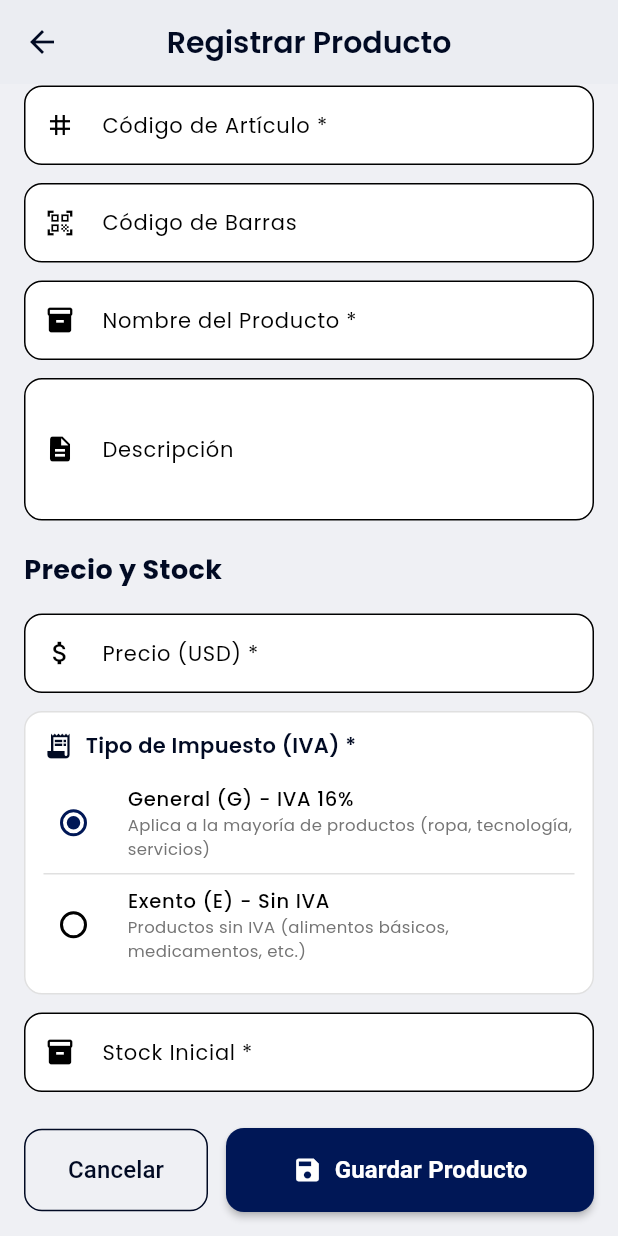
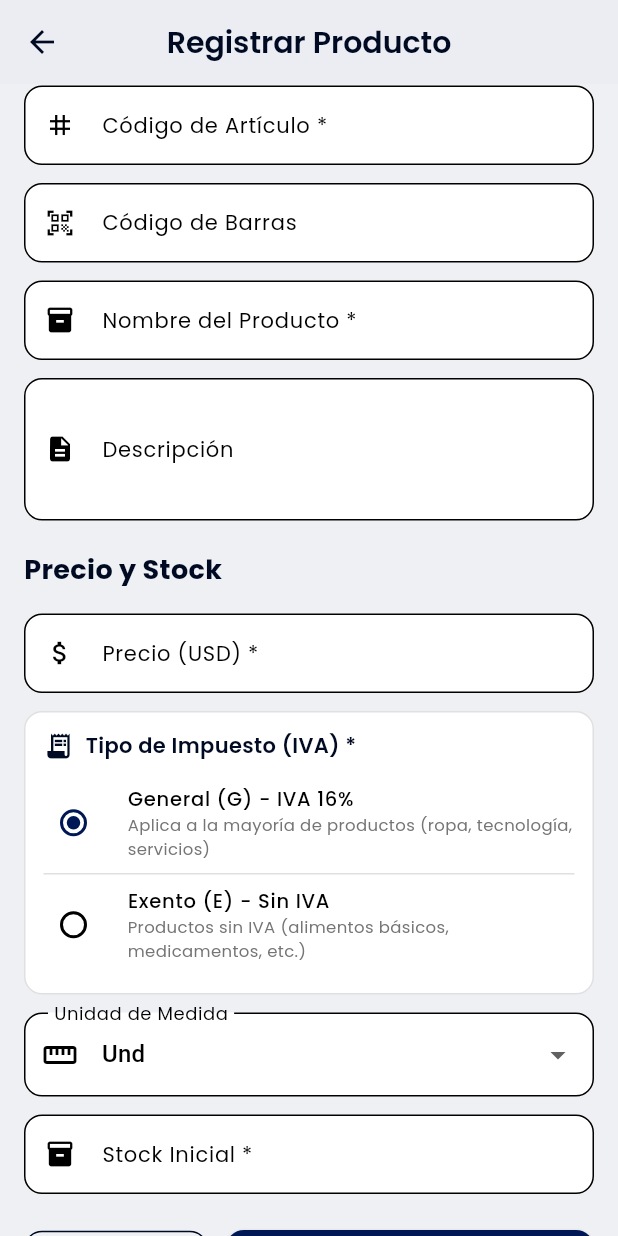
Before and after one commit to Hectorah/POS_ANDROID, a Flutter app: the CreateProductScreen screen opened directly, scrolled down 57 dp, on a phone screen of 412 x 824 dp. Run offline on Flutter 3.47's test engine with Material 3 defaults, Android fonts, the phone set to English and light mode, and no system bars; our stand-ins replace csv, file_picker, flutter_dotenv, google_fonts, jwt_decoder, permission_handler and 2 more; missing offline and left inert: encrypt, excel; accounts and stored records are empty; network calls fail.

Commit message:
17-04 updates, version estable

```diff
--- a/lib/DATABASE/db_helper.dart
+++ b/lib/DATABASE/db_helper.dart
@@ -96,7 +96,7 @@ class DbHelper {
 
     return await openDatabase(
       path,
-      version: 10, // [TEST] v10: campo estado en factura para simulación cierre Z
+      version: 11, // v11: campo unidad_medida en productos
       onCreate: _createDB,
       onUpgrade: _onUpgrade,
       onConfigure: _onConfigure,
@@ -353,6 +353,7 @@ class DbHelper {
         descripcion $textNull,
         precio $numType,
         tipo_impuesto TEXT NOT NULL DEFAULT 'G',
+        unidad_medida TEXT NOT NULL DEFAULT 'und',
         fecha_creacion $dateType
       )
     ''');
@@ -494,6 +495,19 @@ class DbHelper {
   Future _onUpgrade(Database db, int oldVersion, int newVersion) async {
     debugPrint('🔄 Actualizando base de datos de v$oldVersion a v$newVersion');
 
+    // Migración v10 a v11: Agregar campo unidad_medida a productos
+    if (oldVersion < 11) {
+      debugPrint('📝 Agregando campo unidad_medida a tabla productos...');
+      try {
+        await db.execute(
+          "ALTER TABLE productos ADD COLUMN unidad_medida TEXT NOT NULL DEFAULT 'und'",
+        );
+        debugPrint('✅ Campo unidad_medida agregado');
+      } catch (e) {
+        debugPrint('⚠️ Error agregando unidad_medida: $e');
+      }
+    }
+
     // [TEST] Migración v9 a v10: Agregar campo estado a factura (simulación cierre Z)
     // TODO: REVERTIR - eliminar esta migración y el campo estado cuando ya no se necesite
     if (oldVersion < 10) {
@@ -693,6 +707,7 @@ class DbHelper {
         p.nombre,
         p.precio,
         p.tipo_impuesto,
+        p.unidad_medida,
         e.stock,
         p.fecha_creacion
       FROM productos p
@@ -715,6 +730,7 @@ class DbHelper {
         p.nombre,
         p.precio,
         p.tipo_impuesto,
+        p.unidad_medida,
         e.stock
       FROM productos p
       LEFT JOIN existencias e ON p.id = e.producto_id
@@ -737,6 +753,7 @@ class DbHelper {
         p.nombre,
         p.precio,
         p.tipo_impuesto,
+        p.unidad_medida,
         e.stock
       FROM productos p
       LEFT JOIN existencias e ON p.id = e.producto_id
@@ -806,7 +823,8 @@ class DbHelper {
     required String nombre,
     required String descripcion,
     required double precio,
-    String tipoImpuesto = 'G', // Por defecto General (16%)
+    String tipoImpuesto = 'G',
+    String unidadMedida = 'und',
   }) async {
     final db = await database;
 
@@ -820,6 +838,7 @@ class DbHelper {
         'descripcion': descripcion.isEmpty ? null : descripcion,
         'precio': precio,
         'tipo_impuesto': tipoImpuesto,
+        'unidad_medida': unidadMedida,
         'fecha_creacion': DateTime.now().toIso8601String(),
       });
 
@@ -915,6 +934,7 @@ class DbHelper {
     required double precio,
     required double stock,
     String tipoImpuesto = 'G',
+    String unidadMedida = 'und',
   }) async {
     final db = await database;
 
@@ -931,6 +951,7 @@ class DbHelper {
             'descripcion': descripcion.isEmpty ? null : descripcion,
             'precio': precio,
             'tipo_impuesto': tipoImpuesto,
+            'unidad_medida': unidadMedida,
           },
           where: 'id = ?',
           whereArgs: [productoId],
--- a/lib/models/app_models.dart
+++ b/lib/models/app_models.dart
@@ -99,3 +99,33 @@ class Existencia {
     );
   }
 }
+
+// ============================================================================
+// UNIDADES DE MEDIDA
+// ============================================================================
+
+enum UnidadMedida { und, kg }
+
+extension UnidadMedidaExtension on UnidadMedida {
+  String get label {
+    switch (this) {
+      case UnidadMedida.und: return 'Und';
+      case UnidadMedida.kg:  return 'Kg';
+    }
+  }
+
+  bool get esFraccionable {
+    return this == UnidadMedida.kg;
+  }
+
+  int get decimalesPermitidos {
+    return esFraccionable ? 3 : 0;
+  }
+
+  static UnidadMedida fromString(String? value) {
+    switch (value?.toLowerCase()) {
+      case 'kg': return UnidadMedida.kg;
+      default:   return UnidadMedida.und;
+    }
+  }
+}
--- a/lib/presentation/screens/create_product_screen.dart
+++ b/lib/presentation/screens/create_product_screen.dart
@@ -3,6 +3,7 @@ import 'package:flutter/services.dart';
 import '../../core/constants/app_colors.dart';
 import '../../database/db_helper.dart';
 import '../../presentation/widgets/custom_snackbar.dart';
+import '../../models/app_models.dart';
 
 class CreateProductScreen extends StatefulWidget {
   final Map<String, dynamic>? product;
@@ -28,6 +29,8 @@ class _CreateProductScreenState extends State<CreateProductScreen> {
 
   // Tipo de impuesto
   String _tipoImpuesto = 'G'; // Por defecto General (16%)
+  // Unidad de medida
+  UnidadMedida _unidadMedida = UnidadMedida.und;
 
   @override
   void initState() {
@@ -44,8 +47,9 @@ class _CreateProductScreenState extends State<CreateProductScreen> {
     _nombreController.text = product['nombre'] ?? '';
     _descripcionController.text = product['descripcion'] ?? '';
     _precioController.text = (product['precio'] as num?)?.toStringAsFixed(2) ?? '';
-    _stockController.text = (product['stock'] as num?)?.toStringAsFixed(0) ?? '';
+    _stockController.text = (product['stock'] as num?)?.toStringAsFixed(3).replaceAll(RegExp(r'\.?0+$'), '') ?? '';
     _tipoImpuesto = product['tipo_impuesto'] ?? 'G';
+    _unidadMedida = UnidadMedidaExtension.fromString(product['unidad_medida']);
   }
 
   @override
@@ -87,6 +91,7 @@ class _CreateProductScreenState extends State<CreateProductScreen> {
           precio: precio,
           stock: stock,
           tipoImpuesto: _tipoImpuesto,
+          unidadMedida: _unidadMedida.name,
         );
 
         if (!success) {
@@ -114,6 +119,7 @@ class _CreateProductScreenState extends State<CreateProductScreen> {
           descripcion: descripcion,
           precio: precio,
           tipoImpuesto: _tipoImpuesto,
+          unidadMedida: _unidadMedida.name,
         );
 
         // Crear existencia inicial
@@ -299,6 +305,10 @@ class _CreateProductScreenState extends State<CreateProductScreen> {
               _buildTipoImpuestoSelector(isDark, isTablet),
               SizedBox(height: isTablet ? 16 : 12),
 
+              // Selector de unidad de medida
+              _buildUnidadMedidaSelector(isDark, isTablet),
+              SizedBox(height: isTablet ? 16 : 12),
+
               _buildTextField(
                 controller: _stockController,
                 label: 'Stock ${_isEditing ? 'Actual' : 'Inicial'}',
@@ -309,7 +319,7 @@ class _CreateProductScreenState extends State<CreateProductScreen> {
                 isTablet: isTablet,
                 keyboardType: const TextInputType.numberWithOptions(decimal: true),
                 inputFormatters: [
-                  FilteringTextInputFormatter.allow(RegExp(r'^\d+\.?\d{0,2}')),
+                  FilteringTextInputFormatter.allow(RegExp(r'^\d*\.?\d{0,3}')),
                 ],
                 validator: (value) {
                   if (value == null || value.trim().isEmpty) {
@@ -510,6 +520,28 @@ class _CreateProductScreenState extends State<CreateProductScreen> {
     );
   }
 
+  Widget _buildUnidadMedidaSelector(bool isDark, bool isTablet) {
+    return DropdownButtonFormField<UnidadMedida>(
+      value: _unidadMedida,
+      decoration: InputDecoration(
+        labelText: 'Unidad de Medida',
+        prefixIcon: const Icon(Icons.straighten),
+        filled: true,
+        fillColor: isDark ? AppColors.darkCard : Colors.white,
+        border: OutlineInputBorder(borderRadius: BorderRadius.circular(12)),
+        contentPadding: EdgeInsets.symmetric(
+          horizontal: isTablet ? 20 : 16,
+          vertical: isTablet ? 18 : 16,
+        ),
+      ),
+      items: UnidadMedida.values.map((u) => DropdownMenuItem(
+        value: u,
+        child: Text(u.label),
+      )).toList(),
+      onChanged: (v) => setState(() => _unidadMedida = v ?? UnidadMedida.und),
+    );
+  }
+
   Widget _buildTextField({
     required TextEditingController controller,
     required String label,
--- a/lib/presentation/screens/products_list_screen.dart
+++ b/lib/presentation/screens/products_list_screen.dart
@@ -4,6 +4,7 @@ import '../../core/constants/app_colors.dart';
 import '../../database/db_helper.dart';
 import 'create_product_screen.dart';
 import 'create_document_screen.dart' show CurrencyFormatter;
+import '../../models/app_models.dart';
 
 class ProductsListScreen extends StatefulWidget {
   const ProductsListScreen({super.key});
@@ -479,6 +480,7 @@ class _ProductsListScreenState extends State<ProductsListScreen> {
     final codBarras = product['cod_barras'] ?? 'Sin código';
     final precio = (product['precio'] as num?)?.toDouble() ?? 0.0;
     final stock = (product['stock'] as num?)?.toDouble() ?? 0.0;
+    final unidad = UnidadMedidaExtension.fromString(product['unidad_medida']);
 
     return Card(
       margin: EdgeInsets.only(bottom: isTablet ? 12 : 8),
@@ -605,7 +607,7 @@ class _ProductsListScreenState extends State<ProductsListScreen> {
                         ),
                         const SizedBox(width: 4),
                         Text(
-                          'Stock: ${stock.toStringAsFixed(0)}',
+                          'Stock: ${stock.toStringAsFixed(0)} ${unidad.label}',
                           style: TextStyle(
                             fontSize: isTablet ? 13 : 12,
                             fontWeight: FontWeight.w600,
--- a/lib/services/excel_service.dart
+++ b/lib/services/excel_service.dart
@@ -586,6 +586,7 @@ class ExcelService {
     final precioStr = row.length > tipoIndex + 5 ? row[tipoIndex + 5].toString().trim() : '0';
     final stockStr = row.length > tipoIndex + 6 ? row[tipoIndex + 6].toString().trim() : '0';
     final tipoImpuesto = row.length > tipoIndex + 7 ? row[tipoIndex + 7].toString().trim().toUpperCase() : 'G';
+    final unidadMedidaStr = row.length > tipoIndex + 8 ? row[tipoIndex + 8].toString().trim().toLowerCase() : 'und';
 
     if (codArt.isEmpty || nombre.isEmpty) return 'omitido';
 
@@ -614,6 +615,7 @@ class ExcelService {
           'descripcion': descripcion.isEmpty ? null : descripcion,
           'precio': precio,
           'tipo_impuesto': tipoImpuestoFinal,
+          'unidad_medida': (unidadMedidaStr == 'kg' || unidadMedidaStr == 'g' || unidadMedidaStr == 'pza') ? unidadMedidaStr : 'und',
         },
         where: 'id = ?',
         whereArgs: [productoId],
@@ -638,6 +640,7 @@ class ExcelService {
         'descripcion': descripcion.isEmpty ? null : descripcion,
         'precio': precio,
         'tipo_impuesto': tipoImpuestoFinal,
+        'unidad_medida': (unidadMedidaStr == 'kg' || unidadMedidaStr == 'g' || unidadMedidaStr == 'pza') ? unidadMedidaStr : 'und',
         'fecha_creacion': DateTime.now().toIso8601String(),
       });
 
```
Also changed, not shown: lib/presentation/screens/create_document_screen.dart (+122 -26 lines), 1 other file.
